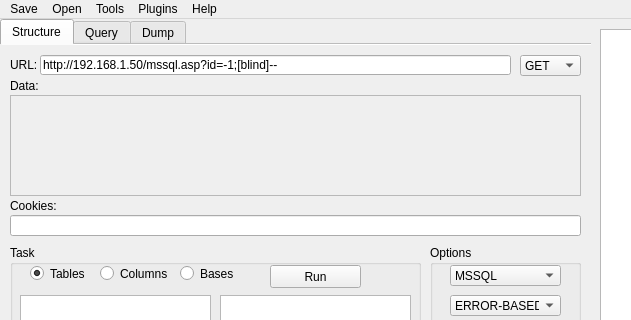
Above: gui/main/main.ui from kaeso/enema before the change; both pictures show x 0 to 631 and y 0 to 320 of the 1121 by 624 pixel window. Below: the same form after it.
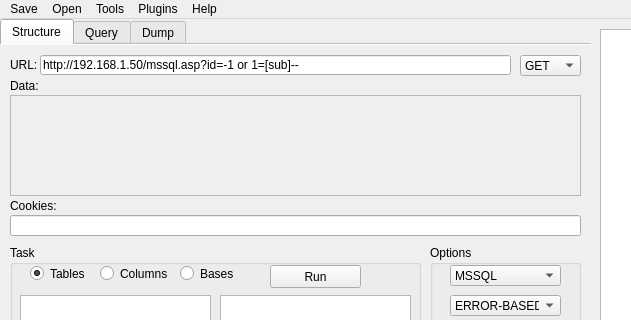
That is the form after the change.

Patch:
```diff
--- a/gui/main/main.ui
+++ b/gui/main/main.ui
@@ -114,7 +114,7 @@
        </rect>
       </property>
       <property name="text">
-       <string>http://192.168.1.50/mssql.asp?id=-1;[blind]--</string>
+       <string>http://192.168.1.50/mssql.asp?id=-1 or 1=[sub]--</string>
       </property>
      </widget>
      <widget class="QLabel" name="label_4">
```
